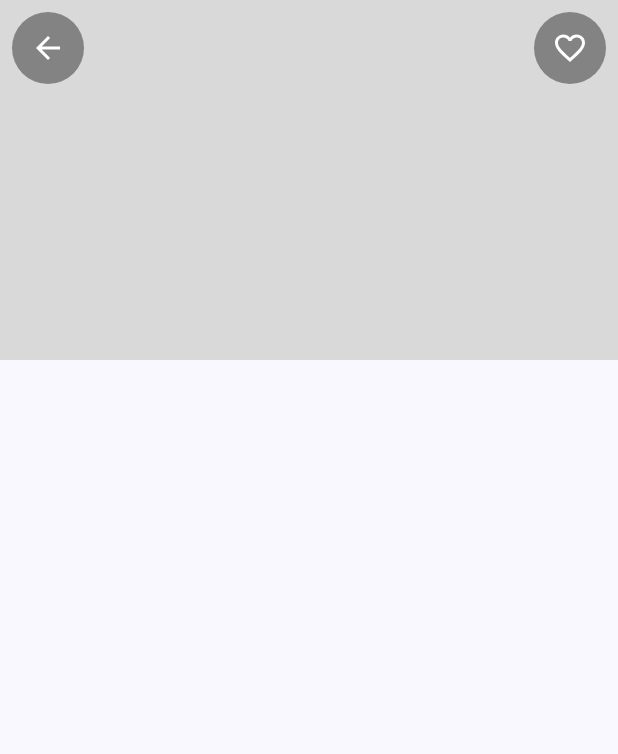
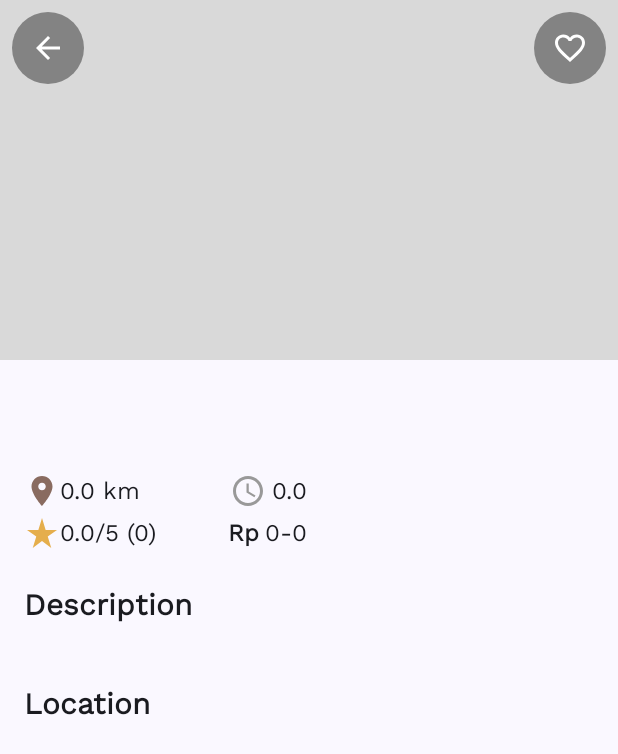
Before and after one commit to C23-PS051/mobile, an Android app built with Jetpack Compose: the composable DetailContent called with empty values, on a phone screen of 412 x 824 dp. Shown: the top 754 px of the screen. Run offline under Robolectric (Android 15) with nearby library versions, the phone set to English and light mode, and no system bars.

Commit message:
change cafe detail data

```diff
--- a/app/src/main/java/com/dicoding/c23ps051/caferecommenderapp/ui/components/CafeItem.kt
+++ b/app/src/main/java/com/dicoding/c23ps051/caferecommenderapp/ui/components/CafeItem.kt
@@ -174,7 +174,7 @@ fun CafeItemLarge(
                             withStyle(SpanStyle(color = Gray)) {
                                 append(" | ")
                             }
-                            append("${distance}m")
+                            append("$distance km")
                             withStyle(SpanStyle(color = Gray)) {
                                 append(" | ")
                             }
--- a/app/src/main/java/com/dicoding/c23ps051/caferecommenderapp/ui/screens/detail/DetailScreen.kt
+++ b/app/src/main/java/com/dicoding/c23ps051/caferecommenderapp/ui/screens/detail/DetailScreen.kt
@@ -1,11 +1,18 @@
 package com.dicoding.c23ps051.caferecommenderapp.ui.screens.detail
 
 import androidx.compose.foundation.Image
+import androidx.compose.foundation.layout.Arrangement
 import androidx.compose.foundation.layout.Box
 import androidx.compose.foundation.layout.Column
+import androidx.compose.foundation.layout.Row
+import androidx.compose.foundation.layout.Spacer
 import androidx.compose.foundation.layout.fillMaxWidth
 import androidx.compose.foundation.layout.height
 import androidx.compose.foundation.layout.padding
+import androidx.compose.foundation.layout.size
+import androidx.compose.foundation.layout.width
+import androidx.compose.foundation.rememberScrollState
+import androidx.compose.foundation.verticalScroll
 import androidx.compose.material3.MaterialTheme
 import androidx.compose.material3.Text
 import androidx.compose.runtime.Composable
@@ -14,6 +21,8 @@ import androidx.compose.ui.Alignment
 import androidx.compose.ui.Modifier
 import androidx.compose.ui.layout.ContentScale
 import androidx.compose.ui.res.painterResource
+import androidx.compose.ui.res.stringResource
+import androidx.compose.ui.text.font.FontWeight
 import androidx.compose.ui.unit.dp
 import androidx.lifecycle.viewmodel.compose.viewModel
 import com.dicoding.c23ps051.caferecommenderapp.R
@@ -81,7 +90,7 @@ fun DetailContent(
     navigateBack: () -> Unit,
     modifier: Modifier = Modifier,
 ) {
-    Column(modifier) {
+    Column(modifier.verticalScroll(rememberScrollState())) {
         Box(
             modifier = Modifier
         ) {
@@ -116,6 +125,48 @@ fun DetailContent(
                 text = name,
                 style = MaterialTheme.typography.displaySmall
             )
+            Text(address)
+            Row(
+                verticalAlignment = Alignment.CenterVertically,
+                modifier = Modifier.padding(top = 8.dp)
+            ) {
+                Image(
+                    painter = painterResource(id = R.drawable.location),
+                    contentDescription = null,
+                    modifier = Modifier.size(24.dp)
+                )
+                Text("$distance km")
+                Spacer(modifier = Modifier.width(60.dp))
+                Image(
+                    painter = painterResource(id = R.drawable.time),
+                    contentDescription = null,
+                    modifier = Modifier.padding(end = 4.dp)
+                )
+                Text("$rating") /* TODO: CHANGE TO TIME */
+            }
+            Row(
+                verticalAlignment = Alignment.CenterVertically,
+                modifier = Modifier.padding(top = 4.dp)
+            ) {
+                Image(
+                    painter = painterResource(id = R.drawable.star),
+                    contentDescription = null,
+                    modifier = Modifier.size(24.dp))
+                Text("$rating/5 ($ratingCount)")
+                Spacer(modifier = Modifier.width(48.dp))
+                Text(
+                    text = "Rp",
+                    fontWeight = FontWeight.Bold,
+                    modifier = Modifier.padding(end = 4.dp)
+                )
+                Text("$minPrice-$maxPrice")
+            }
+            Spacer(modifier = Modifier.height(24.dp))
+            Text(stringResource(id = R.string.description), style = MaterialTheme.typography.titleSmall)
+            Text(address) /* TODO: CHANGE TO DESCRIPTION */
+            Spacer(modifier = Modifier.height(24.dp))
+            Text(stringResource(id = R.string.location), style = MaterialTheme.typography.titleSmall)
+            /* TODO: ADD GOOGLE MAPS */
         }
     }
 }
--- /dev/null
+++ b/app/src/main/res/drawable/time.xml
@@ -0,0 +1,6 @@
+<vector android:height="24dp" android:tint="#999999"
+    android:viewportHeight="24" android:viewportWidth="24"
+    android:width="24dp" xmlns:android="http://schemas.android.com/apk/res/android">
+    <path android:fillColor="@android:color/white" android:pathData="M11.99,2C6.47,2 2,6.48 2,12s4.47,10 9.99,10C17.52,22 22,17.52 22,12S17.52,2 11.99,2zM12,20c-4.42,0 -8,-3.58 -8,-8s3.58,-8 8,-8 8,3.58 8,8 -3.58,8 -8,8z"/>
+    <path android:fillColor="@android:color/white" android:pathData="M12.5,7H11v6l5.25,3.15 0.75,-1.23 -4.5,-2.67z"/>
+</vector>
--- a/app/src/main/res/values/strings.xml
+++ b/app/src/main/res/values/strings.xml
@@ -59,4 +59,5 @@
 
     <!-- Detail Page -->
     <string name="add_to_favorite">Add to favorite</string>
+    <string name="description">Description</string>
 </resources>
```
